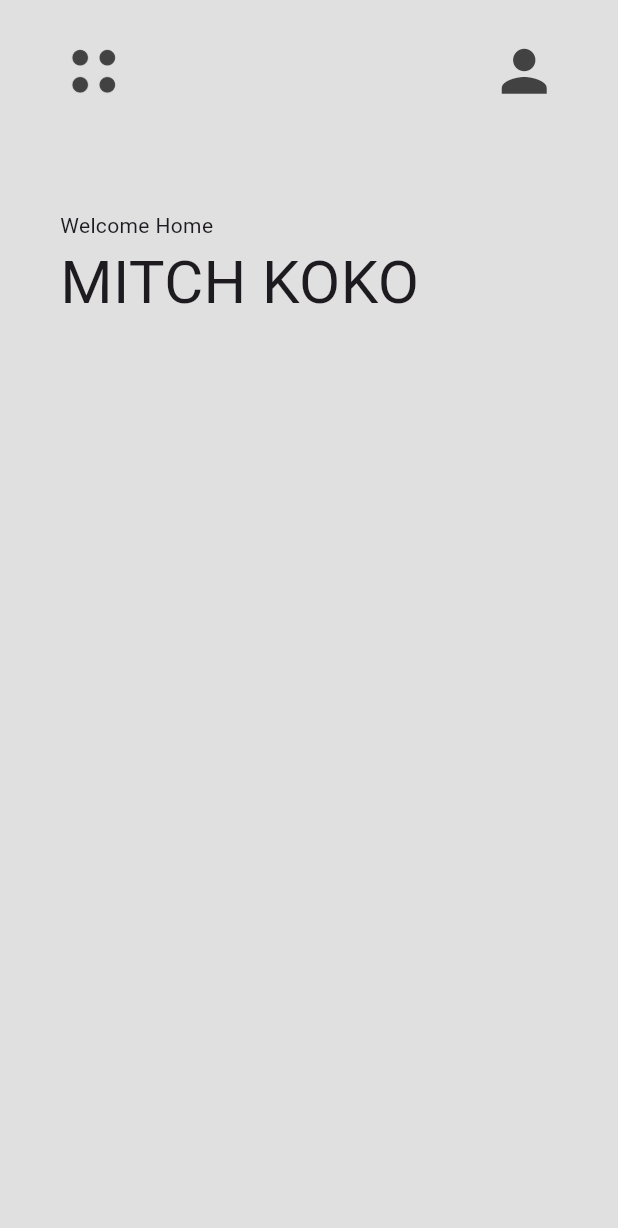
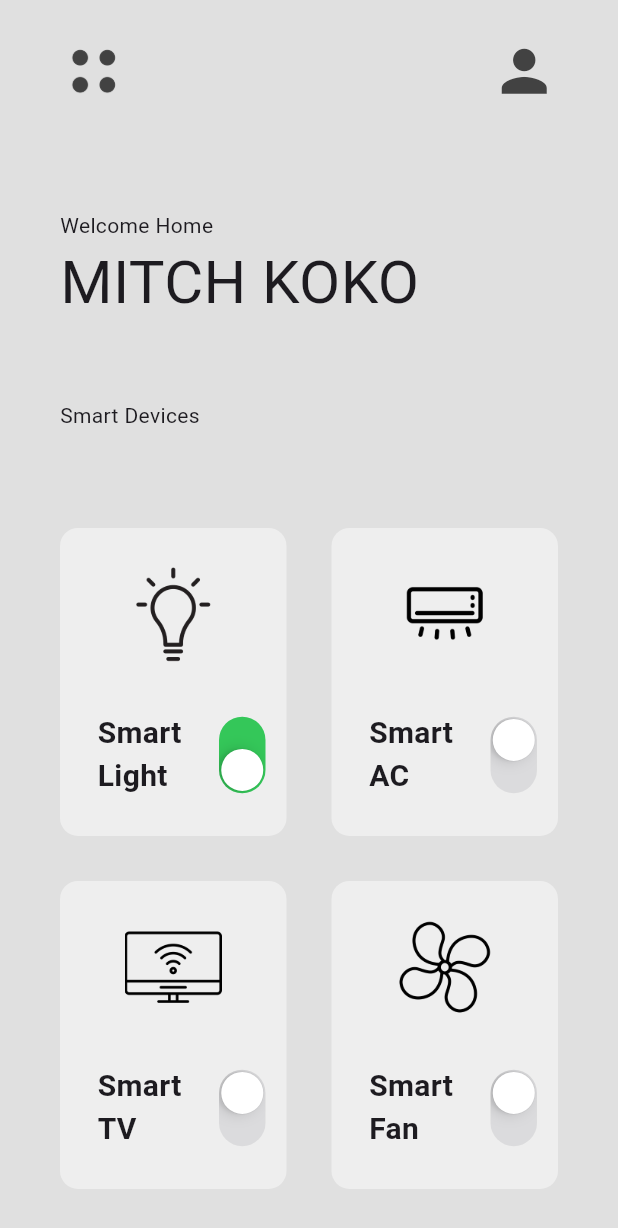
Before and after one commit to Chukwujekwu1/smart_home_app, a Flutter app: the screen it shows after launch, on a phone screen of 412 x 824 dp. Shown: the top 1228 px of the screen. Run offline on Flutter 3.47's test engine with Material 2 defaults, Android fonts, the phone set to English and light mode, and no system bars.

Commit message:
created home page

```diff
--- a/lib/pages/home_page.dart
+++ b/lib/pages/home_page.dart
@@ -1,4 +1,5 @@
 import 'package:flutter/material.dart';
+import 'package:smart_home_app/util/smart_device_box.dart';
 
 class HomePage extends StatefulWidget {
   const HomePage({super.key});
@@ -7,10 +8,21 @@ class HomePage extends StatefulWidget {
   State<HomePage> createState() => _HomePageState();
 }
 
-final double horizontal = 40.0;
-final double vertical = 25;
-
 class _HomePageState extends State<HomePage> {
+// padding  constant
+  final double horizontal = 40.0;
+  final double vertical = 25;
+  List mySmartDevices = [
+    ['Smart Light', "images/light-bulb.png", true],
+    ['Smart AC', "images/air-conditioner.png", false],
+    ['Smart TV', "images/smart-tv.png", false],
+    ['Smart Fan', "images/fan.png", false],
+  ];
+  void powerSwitchChanged(bool value,int index){
+    setState(() {
+     mySmartDevices[index][2] = value;
+    });
+  }
   @override
   Widget build(BuildContext context) {
     return Scaffold(
@@ -63,11 +75,33 @@ class _HomePageState extends State<HomePage> {
               ),
             ),
 
+            // smart devices + grid
+            Padding(
+              padding: EdgeInsets.symmetric(
+                horizontal: horizontal,
+                vertical: vertical,
+              ),
+              child: const Text('Smart Devices'),
+            ),
 
-          // smart devices + grid
-
-
-
+            Expanded(
+              child: GridView.builder(
+                padding: EdgeInsets.all(25),
+                gridDelegate: const SliverGridDelegateWithFixedCrossAxisCount(
+                  crossAxisCount: 2,
+                  childAspectRatio: 1 / 1.3,
+                ),
+                itemCount: mySmartDevices.length,
+                itemBuilder: (context, index) {
+                  return SmartDeviceBox(
+                    smartDeviceName: mySmartDevices[index][0],
+                    iconPath: mySmartDevices[index][1],
+                    powerOn: mySmartDevices[index][2],
+                    onChanged:(value) => powerSwitchChanged(value),
+                  );
+                },
+              ),
+            )
           ],
         ),
       ),
--- /dev/null
+++ b/lib/util/smart_device_box.dart
@@ -0,0 +1,65 @@
+import 'dart:math';
+
+import 'package:flutter/cupertino.dart';
+import 'package:flutter/material.dart';
+
+class SmartDeviceBox extends StatelessWidget {
+  final String smartDeviceName;
+  final String iconPath;
+  final bool powerOn;
+  void Function(bool)? onChanged;
+
+SmartDeviceBox({
+    super.key,
+    required this.smartDeviceName,
+    required this.iconPath,
+    required this.powerOn,
+    required this.onChanged,
+  });
+
+  @override
+  Widget build(BuildContext context) {
+    return Padding(
+      padding: const EdgeInsets.all(15.0),
+      child: Container(
+        decoration: BoxDecoration(
+          color: Colors.grey[200],
+          borderRadius: BorderRadius.circular(12),
+        ),
+        padding: const EdgeInsets.symmetric(vertical: 25),
+        child: Column(
+          mainAxisAlignment: MainAxisAlignment.spaceBetween,
+          children: [
+            // icon
+            Image.asset(
+              iconPath,
+              height: 65,
+            ),
+            Row(
+              children: [
+                Expanded(
+                    child: Padding(
+                  padding: const EdgeInsets.only(left: 25.0),
+                  child: Text(
+                    smartDeviceName,
+                    style: const TextStyle(
+                      fontWeight: FontWeight.bold,
+                      fontSize: 20,
+                    ),
+                  ),
+                )),
+                Transform.rotate(
+                  angle: pi / 2,
+                  child: CupertinoSwitch(
+                    value: powerOn,
+                    onChanged: onChanged,
+                  ),
+                )
+              ],
+            ),
+          ],
+        ),
+      ),
+    );
+  }
+}
```
